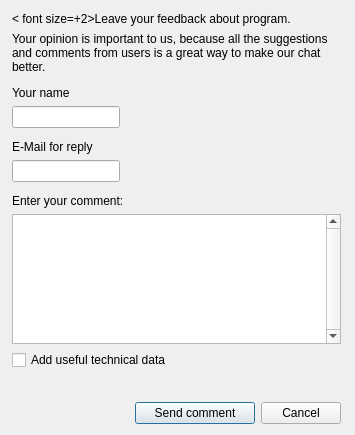
Qt form src/loader/commentdialog.ui (silvansky/Contacts) before a commit.
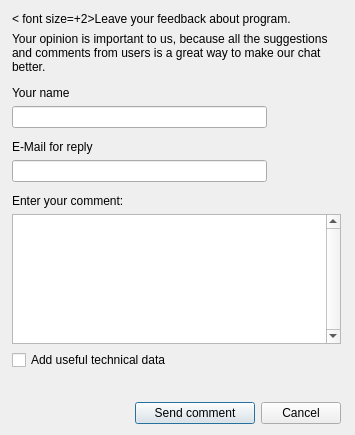
The same form after that commit.

Commit message: Наработки по дизайну окна "Информация о контакте".

What changed in the file:
```diff
--- a/src/loader/commentdialog.ui
+++ b/src/loader/commentdialog.ui
@@ -88,6 +88,12 @@
          <verstretch>0</verstretch>
         </sizepolicy>
        </property>
+       <property name="minimumSize">
+        <size>
+         <width>255</width>
+         <height>0</height>
+        </size>
+       </property>
       </widget>
      </item>
     </layout>
@@ -109,6 +115,12 @@
          <verstretch>0</verstretch>
         </sizepolicy>
        </property>
+       <property name="minimumSize">
+        <size>
+         <width>255</width>
+         <height>0</height>
+        </size>
+       </property>
       </widget>
      </item>
     </layout>
```
Left out of the diff: 4 changed lines with no effect on the pictures. The commit also changes 6 other files.
